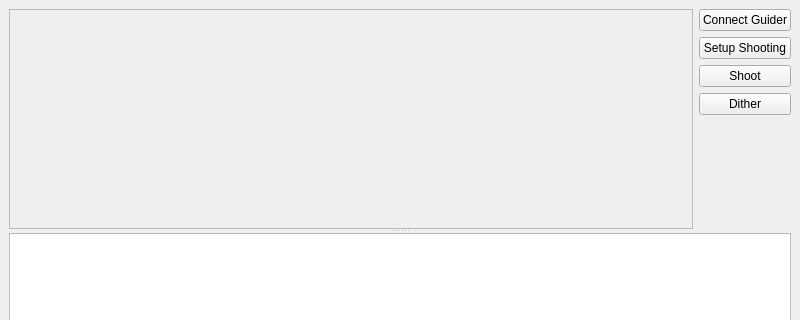
This is dslr-qt-shooter/ui/dslr_shooter_window.ui in Edlward/GalaxyHunter as Qt 5 draws it before an edit; both pictures show x 0 to 800 and y 0 to 320 of the 800 by 600 pixel window. The edited form follows.
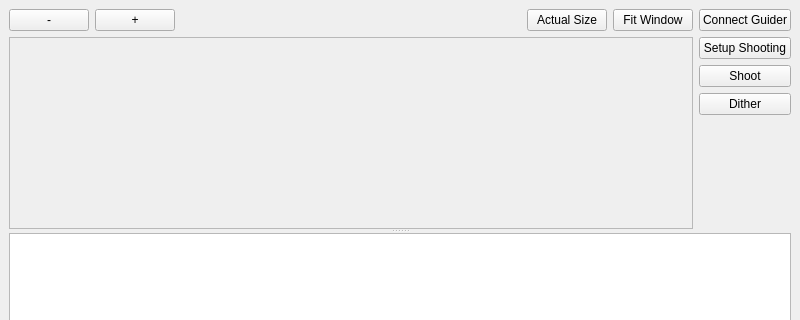
This is the edited form.

Commit message: first draft for zooming

Diff of the .ui file:
```diff
--- a/dslr-qt-shooter/ui/dslr_shooter_window.ui
+++ b/dslr-qt-shooter/ui/dslr_shooter_window.ui
@@ -14,50 +14,60 @@
    <string>MainWindow</string>
   </property>
   <widget class="QWidget" name="centralwidget">
-   <layout class="QVBoxLayout" name="verticalLayout_3">
-    <item>
+   <layout class="QGridLayout" name="gridLayout_3">
+    <item row="0" column="0">
      <widget class="QSplitter" name="splitter">
       <property name="orientation">
        <enum>Qt::Vertical</enum>
       </property>
-      <widget class="QWidget" name="">
-       <layout class="QHBoxLayout" name="horizontalLayout">
+      <widget class="QWidget" name="layoutWidget">
+       <layout class="QGridLayout" name="gridLayout_2">
+        <item row="0" column="0">
+         <layout class="QHBoxLayout" name="horizontalLayout_2">
         <item>
-         <widget class="QScrollArea" name="scrollArea">
-          <property name="widgetResizable">
-           <bool>true</bool>
-          </property>
-          <widget class="QWidget" name="scrollAreaWidgetContents">
-           <property name="geometry">
-            <rect>
-             <x>0</x>
-             <y>0</y>
-             <width>678</width>
-             <height>207</height>
-            </rect>
-           </property>
-           <layout class="QVBoxLayout" name="verticalLayout_2">
+           <widget class="QPushButton" name="zoomOut">
+            <property name="text">
+             <string>-</string>
+            </property>
+           </widget>
+          </item>
+          <item>
+           <widget class="QPushButton" name="zoomIn">
+            <property name="text">
+             <string>+</string>
+            </property>
+           </widget>
+          </item>
             <item>
-             <widget class="QLabel" name="image">
-              <property name="sizePolicy">
-               <sizepolicy hsizetype="Preferred" vsizetype="Preferred">
-                <horstretch>0</horstretch>
-                <verstretch>3</verstretch>
-               </sizepolicy>
-              </property>
+           <spacer name="horizontalSpacer">
+            <property name="orientation">
+             <enum>Qt::Horizontal</enum>
+            </property>
+            <property name="sizeHint" stdset="0">
+             <size>
+              <width>40</width>
+              <height>20</height>
+             </size>
+            </property>
+           </spacer>
+          </item>
+          <item>
+           <widget class="QPushButton" name="zoomActualSize">
               <property name="text">
-               <string/>
-              </property>
-              <property name="scaledContents">
-               <bool>true</bool>
+             <string>Actual Size</string>
+            </property>
+           </widget>
+          </item>
+          <item>
+           <widget class="QPushButton" name="zoomFit">
+            <property name="text">
+             <string>Fit Window</string>
               </property>
              </widget>
             </item>
            </layout>
-          </widget>
-         </widget>
         </item>
-        <item>
+        <item row="0" column="1" rowspan="2">
          <layout class="QVBoxLayout" name="verticalLayout">
           <item>
            <widget class="QPushButton" name="connectLinGuider">
@@ -96,6 +106,41 @@
           </item>
          </layout>
         </item>
+        <item row="1" column="0">
+         <widget class="QScrollArea" name="scrollArea">
+          <property name="widgetResizable">
+           <bool>true</bool>
+          </property>
+          <widget class="QWidget" name="scrollAreaWidgetContents">
+           <property name="geometry">
+            <rect>
+             <x>0</x>
+             <y>0</y>
+             <width>665</width>
+             <height>194</height>
+            </rect>
+           </property>
+           <layout class="QGridLayout" name="gridLayout">
+            <item row="0" column="0">
+             <widget class="QLabel" name="image">
+              <property name="sizePolicy">
+               <sizepolicy hsizetype="Ignored" vsizetype="Ignored">
+                <horstretch>0</horstretch>
+                <verstretch>0</verstretch>
+               </sizepolicy>
+              </property>
+              <property name="text">
+               <string/>
+              </property>
+              <property name="scaledContents">
+               <bool>true</bool>
+              </property>
+             </widget>
+            </item>
+           </layout>
+          </widget>
+         </widget>
+        </item>
        </layout>
       </widget>
       <widget class="QTextBrowser" name="logWindow">
@@ -105,6 +150,12 @@
          <verstretch>0</verstretch>
         </sizepolicy>
        </property>
+       <property name="minimumSize">
+        <size>
+         <width>782</width>
+         <height>0</height>
+        </size>
+       </property>
       </widget>
      </widget>
     </item>
```
Lines whose indentation alone changed are shown as unchanged. The commit also changes 2 other files.
